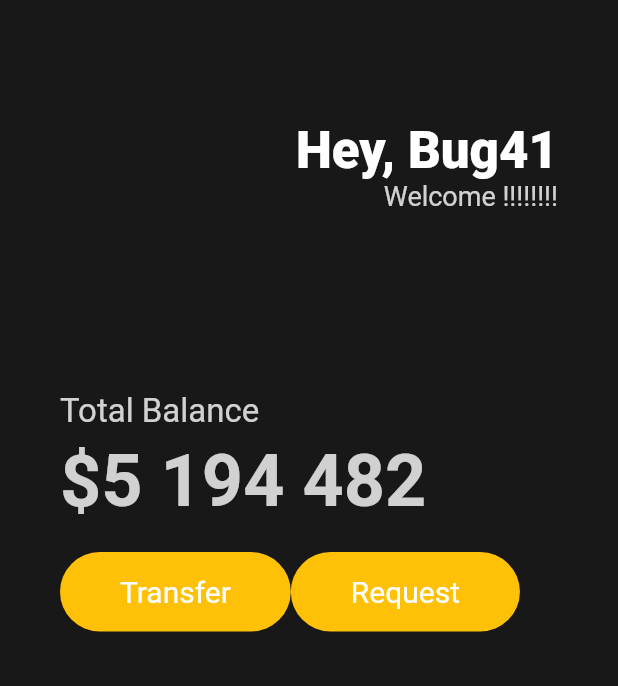
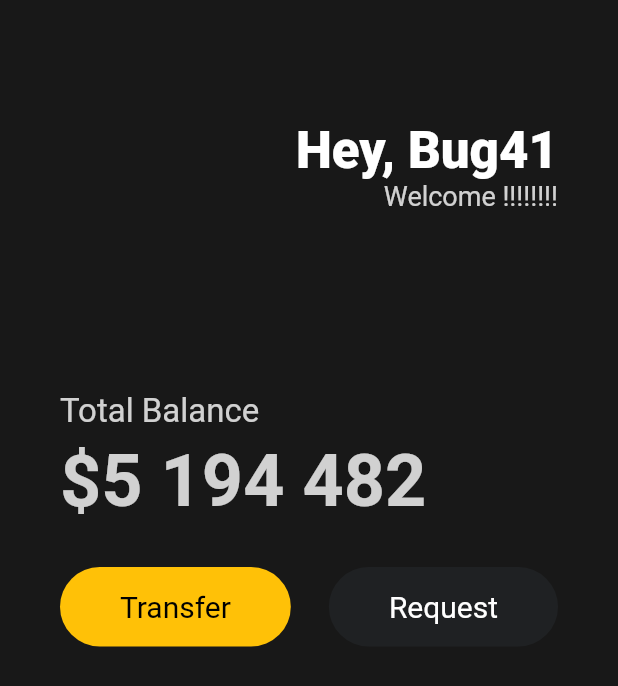
Before and after one commit to bug41/toonflix, a Flutter app: the screen it shows after launch, on a phone screen of 412 x 824 dp. Shown: the top 686 px of the screen. Run offline on Flutter 3.47's test engine with Material 2 defaults, Android fonts, the phone set to English and light mode, and no system bars.

Commit message:
버튼 두개 사이드 정렬, 색깔 변경

```diff
--- a/lib/main.dart
+++ b/lib/main.dart
@@ -73,9 +73,10 @@ class App extends StatelessWidget {
                 ),
               ),
               const SizedBox(
-                height: 20,
+                height: 30,
               ),
               Row(
+                mainAxisAlignment: MainAxisAlignment.spaceBetween,
                 children: [
                   Container(
                     decoration: BoxDecoration(
@@ -91,14 +92,14 @@ class App extends StatelessWidget {
                         'Transfer',
                         style: TextStyle(
                           fontSize: 20,
-                          color: Colors.white,
+                          color: Colors.black,
                         ),
                       ),
                     ),
                   ),
                   Container(
                     decoration: BoxDecoration(
-                      color: Colors.amber,
+                      color: const Color(0xFF1F2123),
                       borderRadius: BorderRadius.circular(45),
                     ),
                     child: const Padding(
```
